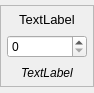
ryn1u/WFRP-Fast-Many-Rolls, file qt_ui/advanced_skill_entry.ui: the form before one commit.
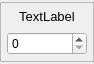
The form after the commit.

```diff
--- a/qt_ui/advanced_skill_entry.ui
+++ b/qt_ui/advanced_skill_entry.ui
@@ -7,7 +7,7 @@
     <x>0</x>
     <y>0</y>
     <width>94</width>
-    <height>93</height>
+    <height>64</height>
    </rect>
   </property>
   <property name="sizePolicy">
@@ -110,27 +110,6 @@
         </property>
        </widget>
       </item>
-      <item>
-       <widget class="QLabel" name="specialization_label">
-        <property name="sizePolicy">
-         <sizepolicy hsizetype="Preferred" vsizetype="Maximum">
-          <horstretch>0</horstretch>
-          <verstretch>0</verstretch>
-         </sizepolicy>
-        </property>
-        <property name="font">
-         <font>
-          <italic>true</italic>
-         </font>
-        </property>
-        <property name="text">
-         <string>TextLabel</string>
-        </property>
-        <property name="alignment">
-         <set>Qt::AlignCenter</set>
-        </property>
-       </widget>
-      </item>
      </layout>
     </widget>
    </item>
```
